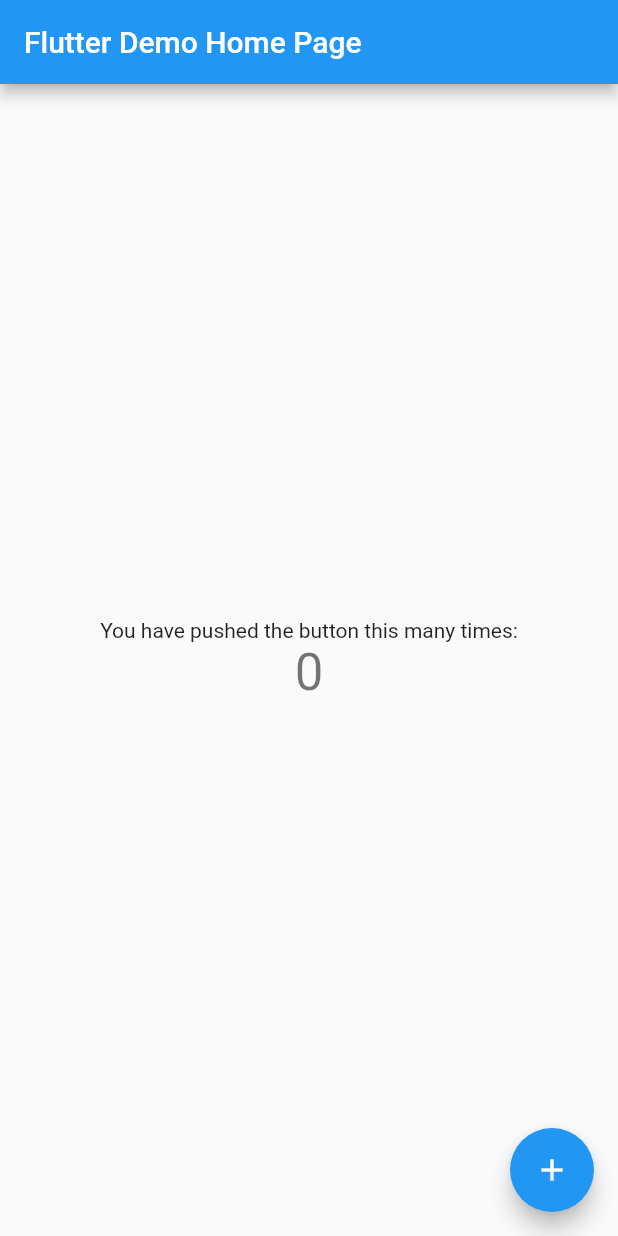
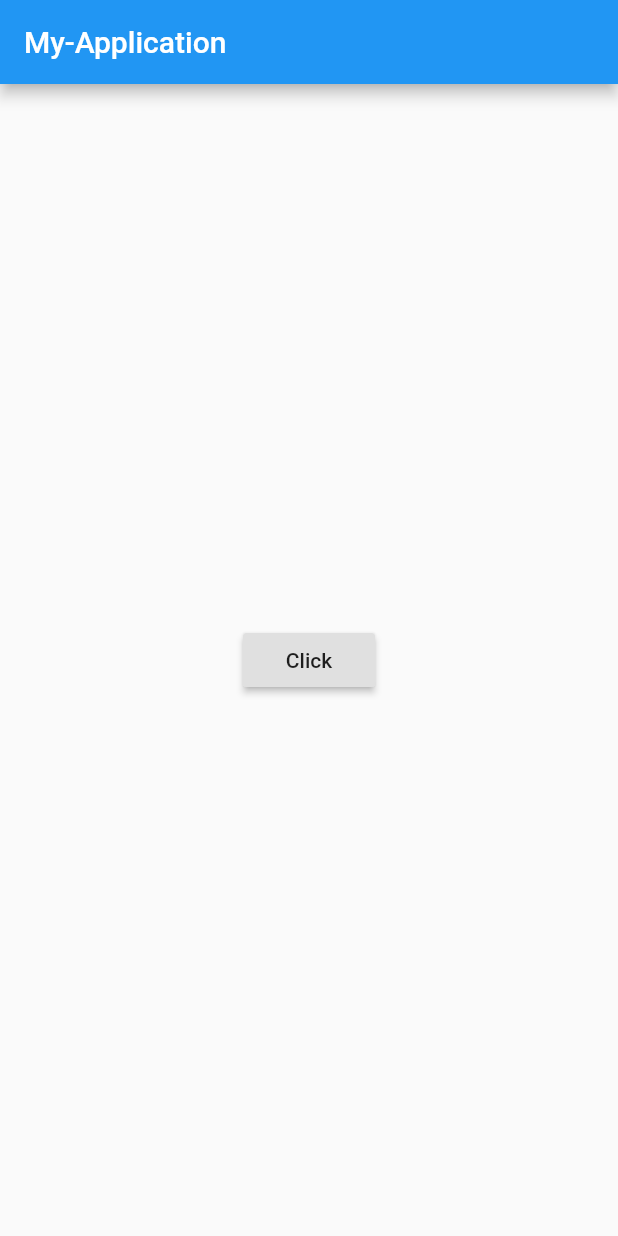
Before and after one commit to Sevipsagis/flutter-POC, a Flutter app: the screen it shows after launch, on a phone screen of 412 x 824 dp. Run offline on Flutter 3.47's test engine with Material 2 defaults, Android fonts, the phone set to English and light mode, and no system bars.

Commit message:
start from simple application

```diff
--- a/lib/main.dart
+++ b/lib/main.dart
@@ -1,111 +1,13 @@
 import 'package:flutter/material.dart';
+import 'package:flutter/cupertino.dart';
+
+import 'package:flutter_tutorial/pages/home.dart';
 
 void main() => runApp(MyApp());
 
 class MyApp extends StatelessWidget {
-  // This widget is the root of your application.
   @override
   Widget build(BuildContext context) {
-    return MaterialApp(
-      title: 'Flutter Demo',
-      theme: ThemeData(
-        // This is the theme of your application.
-        //
-        // Try running your application with "flutter run". You'll see the
-        // application has a blue toolbar. Then, without quitting the app, try
-        // changing the primarySwatch below to Colors.green and then invoke
-        // "hot reload" (press "r" in the console where you ran "flutter run",
-        // or simply save your changes to "hot reload" in a Flutter IDE).
-        // Notice that the counter didn't reset back to zero; the application
-        // is not restarted.
-        primarySwatch: Colors.blue,
-      ),
-      home: MyHomePage(title: 'Flutter Demo Home Page'),
-    );
+    return MaterialApp(title: 'My-App', home: Home());
   }
 }
-
-class MyHomePage extends StatefulWidget {
-  MyHomePage({Key key, this.title}) : super(key: key);
-
-  // This widget is the home page of your application. It is stateful, meaning
-  // that it has a State object (defined below) that contains fields that affect
-  // how it looks.
-
-  // This class is the configuration for the state. It holds the values (in this
-  // case the title) provided by the parent (in this case the App widget) and
-  // used by the build method of the State. Fields in a Widget subclass are
-  // always marked "final".
-
-  final String title;
-
-  @override
-  _MyHomePageState createState() => _MyHomePageState();
-}
-
-class _MyHomePageState extends State<MyHomePage> {
-  int _counter = 0;
-
-  void _incrementCounter() {
-    setState(() {
-      // This call to setState tells the Flutter framework that something has
-      // changed in this State, which causes it to rerun the build method below
-      // so that the display can reflect the updated values. If we changed
-      // _counter without calling setState(), then the build method would not be
-      // called again, and so nothing would appear to happen.
-      _counter++;
-    });
-  }
-
-  @override
-  Widget build(BuildContext context) {
-    // This method is rerun every time setState is called, for instance as done
-    // by the _incrementCounter method above.
-    //
-    // The Flutter framework has been optimized to make rerunning build methods
-    // fast, so that you can just rebuild anything that needs updating rather
-    // than having to individually change instances of widgets.
-    return Scaffold(
-      appBar: AppBar(
-        // Here we take the value from the MyHomePage object that was created by
-        // the App.build method, and use it to set our appbar title.
-        title: Text(widget.title),
-      ),
-      body: Center(
-        // Center is a layout widget. It takes a single child and positions it
-        // in the middle of the parent.
-        child: Column(
-          // Column is also a layout widget. It takes a list of children and
-          // arranges them vertically. By default, it sizes itself to fit its
-          // children horizontally, and tries to be as tall as its parent.
-          //
-          // Invoke "debug painting" (press "p" in the console, choose the
-          // "Toggle Debug Paint" action from the Flutter Inspector in Android
-          // Studio, or the "Toggle Debug Paint" command in Visual Studio Code)
-          // to see the wireframe for each widget.
-          //
-          // Column has various properties to control how it sizes itself and
-          // how it positions its children. Here we use mainAxisAlignment to
-          // center the children vertically; the main axis here is the vertical
-          // axis because Columns are vertical (the cross axis would be
-          // horizontal).
-          mainAxisAlignment: MainAxisAlignment.center,
-          children: <Widget>[
-            Text(
-              'You have pushed the button this many times:',
-            ),
-            Text(
-              '$_counter',
-              style: Theme.of(context).textTheme.display1,
-            ),
-          ],
-        ),
-      ),
-      floatingActionButton: FloatingActionButton(
-        onPressed: _incrementCounter,
-        tooltip: 'Increment',
-        child: Icon(Icons.add),
-      ), // This trailing comma makes auto-formatting nicer for build methods.
-    );
-  }
-}
--- /dev/null
+++ b/lib/pages/home.dart
@@ -0,0 +1,20 @@
+import 'package:flutter/material.dart';
+
+class Home extends StatefulWidget {
+  @override
+  _HomeState createState() => _HomeState();
+}
+
+class _HomeState extends State<Home> {
+  @override
+  Widget build(BuildContext context) {
+    return Scaffold(
+      appBar: AppBar(title: Text('My-Application')),
+      body: Center(
+        child: RaisedButton(
+            onPressed: () => print('xxx'),
+            child: Text('Click')
+        )),
+    );
+  }
+}
```
